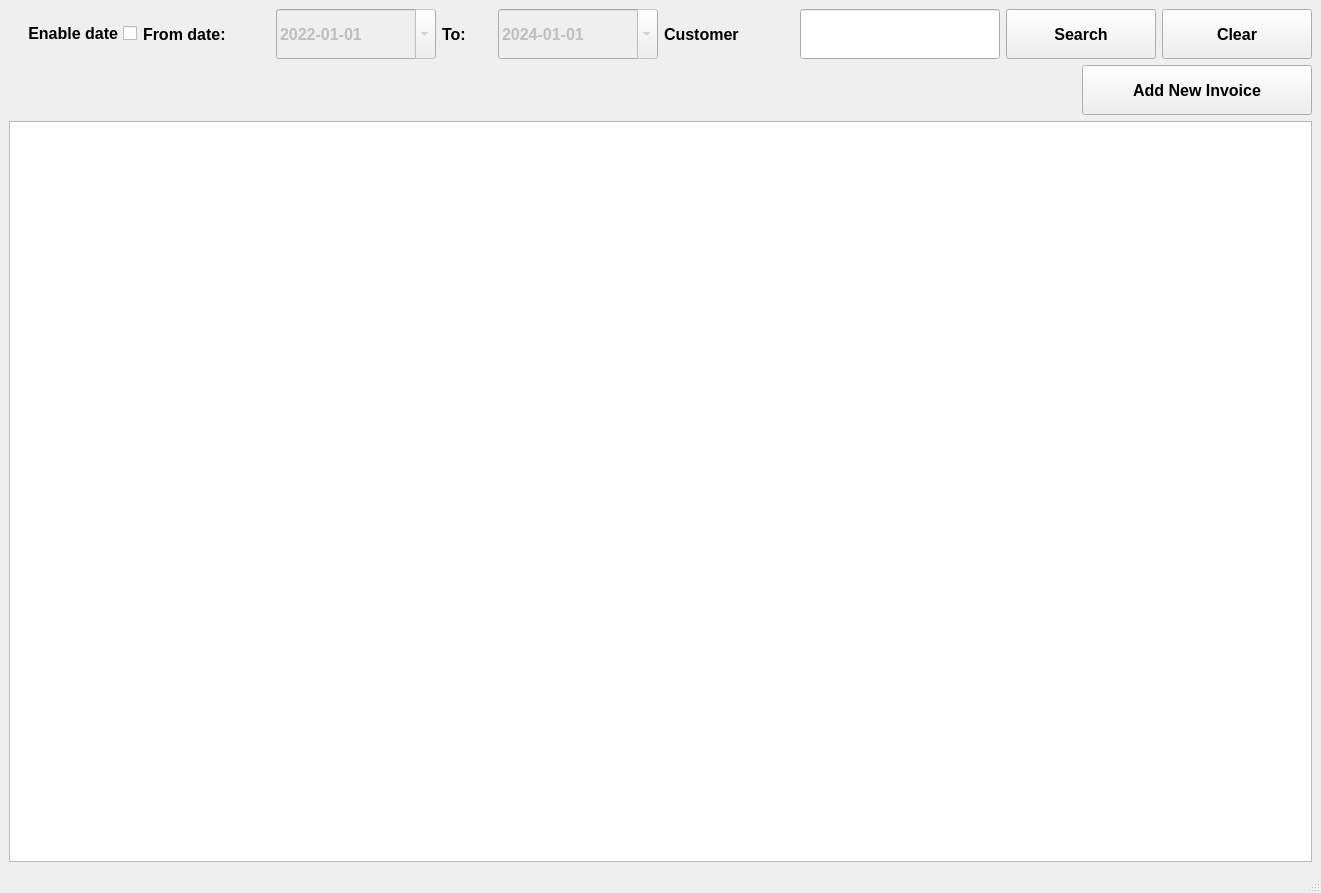
Before: the Qt Designer form forms_ui/invoice_list_view.ui in kennethinfante/thanos_app, drawn with Qt 5.
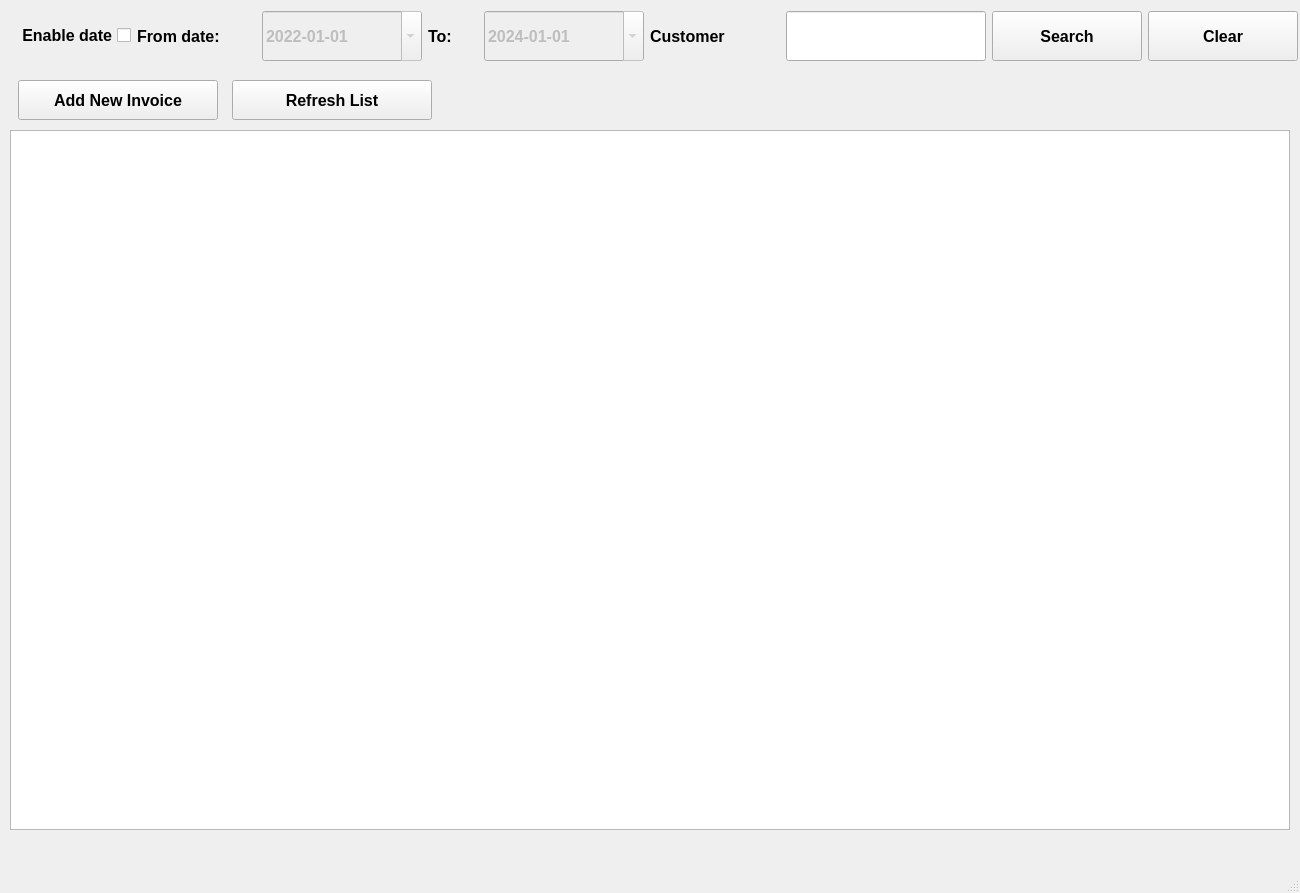
After: the same form once the commit is applied.

Commit message: Adjusted UI files, refactored invoice_dao to separate daos, created a shared session

```diff
--- a/forms_ui/invoice_list_view.ui
+++ b/forms_ui/invoice_list_view.ui
@@ -6,16 +6,66 @@
    <rect>
     <x>0</x>
     <y>0</y>
-    <width>1321</width>
+    <width>1300</width>
     <height>893</height>
    </rect>
   </property>
+  <property name="sizePolicy">
+   <sizepolicy hsizetype="Preferred" vsizetype="Preferred">
+    <horstretch>0</horstretch>
+    <verstretch>0</verstretch>
+   </sizepolicy>
+  </property>
+  <property name="maximumSize">
+   <size>
+    <width>1300</width>
+    <height>950</height>
+   </size>
+  </property>
   <property name="windowTitle">
    <string>Invoices</string>
   </property>
   <widget class="QWidget" name="centralwidget">
-   <layout class="QVBoxLayout" name="verticalLayout">
-    <item>
+   <widget class="QTableView" name="invoices_table_view">
+    <property name="geometry">
+     <rect>
+      <x>10</x>
+      <y>130</y>
+      <width>1280</width>
+      <height>700</height>
+     </rect>
+    </property>
+    <property name="sizePolicy">
+     <sizepolicy hsizetype="Expanding" vsizetype="Expanding">
+      <horstretch>0</horstretch>
+      <verstretch>0</verstretch>
+     </sizepolicy>
+    </property>
+    <property name="maximumSize">
+     <size>
+      <width>1280</width>
+      <height>700</height>
+     </size>
+    </property>
+    <attribute name="horizontalHeaderMinimumSectionSize">
+     <number>80</number>
+    </attribute>
+    <attribute name="horizontalHeaderDefaultSectionSize">
+     <number>120</number>
+    </attribute>
+    <attribute name="horizontalHeaderStretchLastSection">
+     <bool>true</bool>
+    </attribute>
+   </widget>
+   <widget class="QWidget" name="layoutWidget">
+    <property name="geometry">
+     <rect>
+      <x>11</x>
+      <y>10</y>
+      <width>1287</width>
+      <height>52</height>
+     </rect>
+    </property>
      <layout class="QHBoxLayout" name="search_hbox" stretch="0,0,0,0,0,0,0,0,0">
       <property name="spacing">
        <number>6</number>
@@ -285,25 +335,35 @@
        </widget>
       </item>
      </layout>
-    </item>
+   </widget>
+   <widget class="QWidget" name="layoutWidget">
+    <property name="geometry">
+     <rect>
+      <x>10</x>
+      <y>80</y>
+      <width>431</width>
+      <height>41</height>
+     </rect>
+    </property>
+    <layout class="QHBoxLayout" name="btn_hbox">
     <item>
      <widget class="QPushButton" name="add_new_invoice_btn">
       <property name="sizePolicy">
-       <sizepolicy hsizetype="Preferred" vsizetype="Preferred">
+        <sizepolicy hsizetype="Maximum" vsizetype="Maximum">
         <horstretch>0</horstretch>
         <verstretch>0</verstretch>
        </sizepolicy>
       </property>
       <property name="minimumSize">
        <size>
-        <width>230</width>
-        <height>50</height>
+         <width>0</width>
+         <height>0</height>
        </size>
       </property>
       <property name="maximumSize">
        <size>
-        <width>230</width>
-        <height>50</height>
+         <width>200</width>
+         <height>40</height>
        </size>
       </property>
       <property name="font">
@@ -322,19 +382,42 @@
      </widget>
     </item>
     <item>
-     <widget class="QTableView" name="invoices_table_view">
-      <attribute name="horizontalHeaderDefaultSectionSize">
-       <number>120</number>
-      </attribute>
-      <attribute name="horizontalHeaderMinimumSectionSize">
-       <number>80</number>
-      </attribute>
-      <attribute name="horizontalHeaderStretchLastSection">
-       <bool>true</bool>
-      </attribute>
+      <widget class="QPushButton" name="refresh_list_btn">
+       <property name="sizePolicy">
+        <sizepolicy hsizetype="Maximum" vsizetype="Maximum">
+         <horstretch>0</horstretch>
+         <verstretch>0</verstretch>
+        </sizepolicy>
+       </property>
+       <property name="minimumSize">
+        <size>
+         <width>0</width>
+         <height>0</height>
+        </size>
+       </property>
+       <property name="maximumSize">
+        <size>
+         <width>200</width>
+         <height>40</height>
+        </size>
+       </property>
+       <property name="font">
+        <font>
+         <pointsize>12</pointsize>
+         <weight>75</weight>
+         <bold>true</bold>
+        </font>
+       </property>
+       <property name="layoutDirection">
+        <enum>Qt::RightToLeft</enum>
+       </property>
+       <property name="text">
+        <string>Refresh List</string>
+       </property>
      </widget>
     </item>
    </layout>
+   </widget>
   </widget>
   <widget class="QMenuBar" name="menubar">
    <property name="geometry">
```
Left out of the diff: 4 changed lines with no effect on the pictures. Lines whose indentation alone changed are shown as unchanged. The commit also changes 9 other files.
